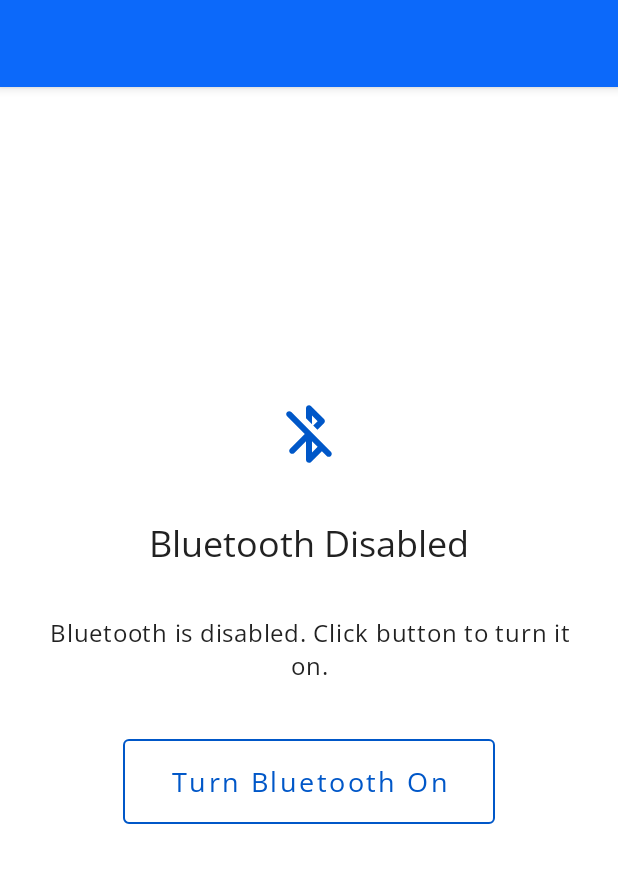
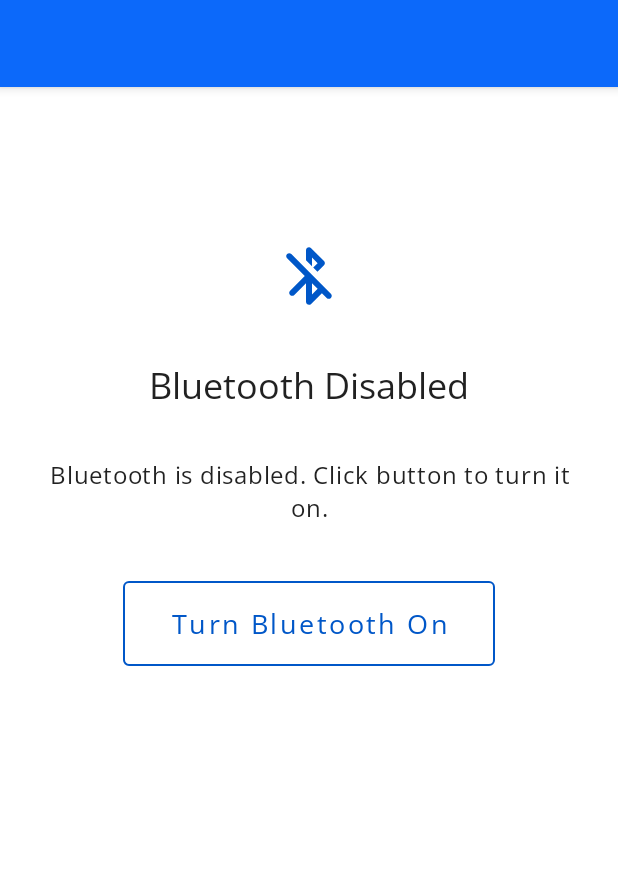
Before and after one commit to rionlabs/BluBot, an Android app: the screen it shows after launch (ConnectionActivity), on a phone screen of 412 x 824 dp, the part 93-976 px from its top. Run offline under Robolectric (Android 15) with nearby library versions, the phone set to English and light mode, and no system bars; our stand-ins replace Timber, data binding; 10 statements that could not run were skipped.

Commit message:
Updated verticalBias for BLDisabled layout

```diff
--- a/app/src/main/res/layout/fragment_bl_disabled.xml
+++ b/app/src/main/res/layout/fragment_bl_disabled.xml
@@ -21,6 +21,7 @@
             app:layout_constraintEnd_toEndOf="parent"
             app:layout_constraintStart_toStartOf="parent"
             app:layout_constraintTop_toTopOf="parent"
+            app:layout_constraintVertical_bias="0.2"
             app:layout_constraintVertical_chainStyle="packed" />
 
         <TextView
```
